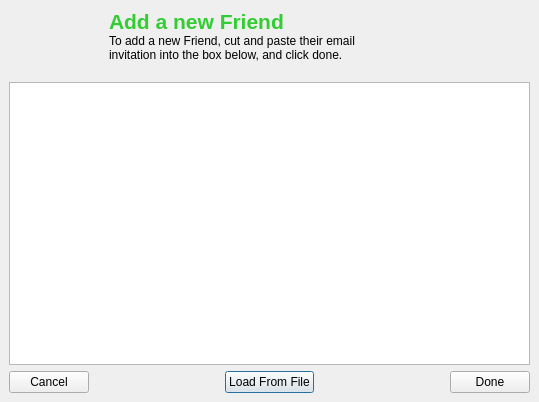
RetroShare/RetroShare, file retroshare-gui/src/gui/connect/AddFriendDialog.ui: the form before one commit.
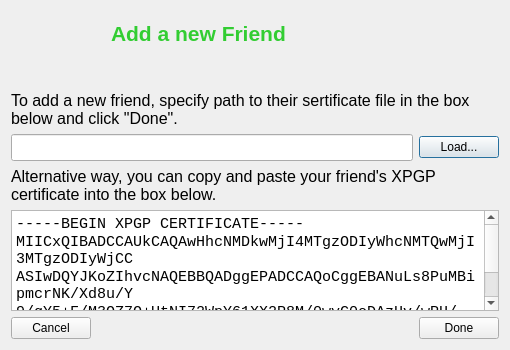
The form after the commit. Icons and pictures are not drawn.

The edit to the form file:
```diff
--- a/retroshare-gui/src/gui/connect/AddFriendDialog.ui
+++ b/retroshare-gui/src/gui/connect/AddFriendDialog.ui
@@ -5,111 +5,28 @@
    <rect>
     <x>0</x>
     <y>0</y>
-    <width>539</width>
-    <height>402</height>
+    <width>510</width>
+    <height>350</height>
    </rect>
   </property>
   <property name="windowTitle" >
    <string>Add a Friend</string>
   </property>
-  <layout class="QGridLayout" >
-   <property name="margin" >
-    <number>9</number>
-   </property>
-   <property name="spacing" >
-    <number>6</number>
-   </property>
-   <item row="1" column="0" colspan="5" >
-    <widget class="QTextEdit" name="emailText" >
-     <property name="font" >
-      <font>
-       <family>Courier New</family>
-       <pointsize>10</pointsize>
-       <kerning>false</kerning>
-      </font>
-     </property>
-     <property name="readOnly" >
-      <bool>false</bool>
-     </property>
-     <property name="html" >
-      <string>&lt;!DOCTYPE HTML PUBLIC "-//W3C//DTD HTML 4.0//EN" "http://www.w3.org/TR/REC-html40/strict.dtd">
-&lt;html>&lt;head>&lt;meta name="qrichtext" content="1" />&lt;style type="text/css">
-p, li { white-space: pre-wrap; }
-&lt;/style>&lt;/head>&lt;body style=" font-family:'Courier New'; font-size:10pt; font-weight:400; font-style:normal;">
-&lt;p style="-qt-paragraph-type:empty; margin-top:0px; margin-bottom:0px; margin-left:0px; margin-right:0px; -qt-block-indent:0; text-indent:0px; font-family:'Sans Serif'; font-size:9pt;">&lt;/p>&lt;/body>&lt;/html></string>
-     </property>
-     <property name="acceptRichText" >
-      <bool>false</bool>
-     </property>
-    </widget>
-   </item>
-   <item row="2" column="2" >
-    <widget class="QPushButton" name="fileButton" >
-     <property name="minimumSize" >
-      <size>
-       <width>77</width>
-       <height>0</height>
-      </size>
-     </property>
-     <property name="text" >
-      <string>Load From File</string>
-     </property>
-    </widget>
-   </item>
-   <item row="2" column="0" >
-    <widget class="QPushButton" name="afcancelButton" >
-     <property name="minimumSize" >
-      <size>
-       <width>77</width>
-       <height>0</height>
-      </size>
-     </property>
-     <property name="text" >
-      <string>Cancel</string>
-     </property>
-    </widget>
-   </item>
-   <item row="2" column="4" >
-    <widget class="QPushButton" name="doneButton" >
-     <property name="minimumSize" >
-      <size>
-       <width>77</width>
-       <height>0</height>
-      </size>
-     </property>
-     <property name="text" >
-      <string>Done</string>
-     </property>
-    </widget>
-   </item>
-   <item row="2" column="1" >
-    <spacer>
-     <property name="orientation" >
-      <enum>Qt::Horizontal</enum>
-     </property>
-     <property name="sizeHint" stdset="0" >
-      <size>
-       <width>40</width>
-       <height>20</height>
-      </size>
-     </property>
-    </spacer>
-   </item>
-   <item row="2" column="3" >
-    <spacer>
-     <property name="orientation" >
-      <enum>Qt::Horizontal</enum>
-     </property>
-     <property name="sizeHint" stdset="0" >
-      <size>
-       <width>40</width>
-       <height>20</height>
-      </size>
-     </property>
-    </spacer>
-   </item>
-   <item row="0" column="0" colspan="5" >
+  <layout class="QVBoxLayout" name="verticalLayout_3" >
+   <item>
     <widget class="QLabel" name="addfriendLabel" >
+     <property name="sizePolicy" >
+      <sizepolicy vsizetype="MinimumExpanding" hsizetype="Preferred" >
+       <horstretch>0</horstretch>
+       <verstretch>0</verstretch>
+      </sizepolicy>
+     </property>
+     <property name="minimumSize" >
+      <size>
+       <width>0</width>
+       <height>74</height>
+      </size>
+     </property>
      <property name="maximumSize" >
       <size>
        <width>16777215</width>
@@ -535,13 +452,13 @@
       <string notr="true" >background-image: url(:/images/addfriendlabel.png)</string>
      </property>
      <property name="text" >
-      <string>&lt;html>&lt;head>&lt;meta name="qrichtext" content="1" />&lt;style type="text/css">
+      <string>&lt;!DOCTYPE HTML PUBLIC "-//W3C//DTD HTML 4.0//EN" "http://www.w3.org/TR/REC-html40/strict.dtd">
+&lt;html>&lt;head>&lt;meta name="qrichtext" content="1" />&lt;style type="text/css">
 p, li { white-space: pre-wrap; }
-&lt;/style>&lt;/head>&lt;body style=" font-family:'Sans Serif'; font-size:9pt; font-weight:400; font-style:normal;">
-&lt;p style=" margin-top:0px; margin-bottom:0px; margin-left:0px; margin-right:0px; -qt-block-indent:0; text-indent:0px;">&lt;span style=" font-size:16pt; font-weight:600; color:#32cd32;">Add a new Friend&lt;/span>&lt;/p>
-&lt;p style=" margin-top:0px; margin-bottom:0px; margin-left:0px; margin-right:0px; -qt-block-indent:0; text-indent:0px;">To add a new Friend, cut and paste their email &lt;/p>
-&lt;p style=" margin-top:0px; margin-bottom:0px; margin-left:0px; margin-right:0px; -qt-block-indent:0; text-indent:0px;">invitation into the box below, and click done.&lt;/p>
-&lt;p style=" margin-top:0px; margin-bottom:0px; margin-left:0px; margin-right:0px; -qt-block-indent:0; text-indent:0px;">      &lt;/p>&lt;/body>&lt;/html></string>
+&lt;/style>&lt;/head>&lt;body style=" font-family:'Sans Serif'; font-size:10pt; font-weight:400; font-style:normal;">
+&lt;p style=" margin-top:0px; margin-bottom:0px; margin-left:0px; margin-right:0px; -qt-block-indent:0; text-indent:0px; font-size:9pt;">&lt;span style=" font-size:16pt; font-weight:600; color:#32cd32;">Add a new Friend&lt;/span>    &lt;/p>
+&lt;p style=" margin-top:0px; margin-bottom:0px; margin-left:0px; margin-right:0px; -qt-block-indent:0; text-indent:0px; font-size:9pt;"> &lt;/p>
+&lt;p style=" margin-top:0px; margin-bottom:0px; margin-left:0px; margin-right:0px; -qt-block-indent:0; text-indent:0px; font-size:9pt;"> &lt;/p>&lt;/body>&lt;/html></string>
      </property>
      <property name="alignment" >
       <set>Qt::AlignLeading|Qt::AlignLeft|Qt::AlignVCenter</set>
@@ -551,6 +468,137 @@
      </property>
     </widget>
    </item>
+   <item>
+    <layout class="QVBoxLayout" name="verticalLayout_2" >
+     <item>
+      <widget class="QLabel" name="fileSelectLabel" >
+       <property name="text" >
+        <string>&lt;!DOCTYPE HTML PUBLIC "-//W3C//DTD HTML 4.0//EN" "http://www.w3.org/TR/REC-html40/strict.dtd">
+&lt;html>&lt;head>&lt;meta name="qrichtext" content="1" />&lt;style type="text/css">
+p, li { white-space: pre-wrap; }
+&lt;/style>&lt;/head>&lt;body style=" font-family:'Sans Serif'; font-size:10pt; font-weight:400; font-style:normal;">
+&lt;p style=" margin-top:0px; margin-bottom:0px; margin-left:0px; margin-right:0px; -qt-block-indent:0; text-indent:0px;">&lt;span style=" font-size:12pt;">To add a new friend, specify path to their sertificate file in the box below and click "Done".&lt;/span>&lt;/p>&lt;/body>&lt;/html></string>
+       </property>
+       <property name="wordWrap" >
+        <bool>true</bool>
+       </property>
+      </widget>
+     </item>
+     <item>
+      <layout class="QHBoxLayout" name="horizontalLayout" >
+       <item>
+        <widget class="QLineEdit" name="fileSelectEdit" >
+         <property name="font" >
+          <font>
+           <pointsize>12</pointsize>
+          </font>
+         </property>
+        </widget>
+       </item>
+       <item>
+        <widget class="QPushButton" name="fileButton" >
+         <property name="minimumSize" >
+          <size>
+           <width>77</width>
+           <height>0</height>
+          </size>
+         </property>
+         <property name="text" >
+          <string>Load...</string>
+         </property>
+        </widget>
+       </item>
+      </layout>
+     </item>
+    </layout>
+   </item>
+   <item>
+    <layout class="QVBoxLayout" name="verticalLayout" >
+     <item>
+      <widget class="QLabel" name="emailLabel" >
+       <property name="text" >
+        <string>&lt;!DOCTYPE HTML PUBLIC "-//W3C//DTD HTML 4.0//EN" "http://www.w3.org/TR/REC-html40/strict.dtd">
+&lt;html>&lt;head>&lt;meta name="qrichtext" content="1" />&lt;style type="text/css">
+p, li { white-space: pre-wrap; }
+&lt;/style>&lt;/head>&lt;body style=" font-family:'Sans Serif'; font-size:10pt; font-weight:400; font-style:normal;">
+&lt;p style=" margin-top:0px; margin-bottom:0px; margin-left:0px; margin-right:0px; -qt-block-indent:0; text-indent:0px;">&lt;span style=" font-size:12pt;">Alternative way, you can copy &lt;/span>&lt;span style=" font-size:12pt;">and paste your friend's XPGP certificate into the box below. &lt;/span>&lt;/p>&lt;/body>&lt;/html></string>
+       </property>
+       <property name="wordWrap" >
+        <bool>true</bool>
+       </property>
+      </widget>
+     </item>
+     <item>
+      <widget class="QTextEdit" name="emailText" >
+       <property name="font" >
+        <font>
+         <family>Liberation Mono</family>
+        </font>
+       </property>
+       <property name="readOnly" >
+        <bool>false</bool>
+       </property>
+       <property name="html" >
+        <string>&lt;!DOCTYPE HTML PUBLIC "-//W3C//DTD HTML 4.0//EN" "http://www.w3.org/TR/REC-html40/strict.dtd">
+&lt;html>&lt;head>&lt;meta name="qrichtext" content="1" />&lt;style type="text/css">
+p, li { white-space: pre-wrap; }
+&lt;/style>&lt;/head>&lt;body style=" font-family:'Liberation Mono'; font-size:10pt; font-weight:400; font-style:normal;">
+&lt;p style=" margin-top:0px; margin-bottom:0px; margin-left:0px; margin-right:0px; -qt-block-indent:0; text-indent:0px; font-family:'Courier New';">&lt;span style=" font-family:'Sans Serif'; font-size:11pt;">-----BEGIN XPGP CERTIFICATE-----&lt;/span>&lt;/p>
+&lt;p style=" margin-top:0px; margin-bottom:0px; margin-left:0px; margin-right:0px; -qt-block-indent:0; text-indent:0px; font-family:'Sans Serif'; font-size:11pt;">MIICxQIBADCCAUkCAQAwHhcNMDkwMjI4MTgzODIyWhcNMTQwMjI3MTgzODIyWjCC&lt;/p>
+&lt;p style=" margin-top:0px; margin-bottom:0px; margin-left:0px; margin-right:0px; -qt-block-indent:0; text-indent:0px; font-family:'Sans Serif'; font-size:11pt;">ASIwDQYJKoZIhvcNAQEBBQADggEPADCCAQoCggEBANuLs8PuMBipmcrNK/Xd8u/Y&lt;/p>
+&lt;p style=" margin-top:0px; margin-bottom:0px; margin-left:0px; margin-right:0px; -qt-block-indent:0; text-indent:0px; font-family:'Sans Serif'; font-size:11pt;">9/gY5+F/M3OZ7O+UtNI72WpY61XX2P8M/0wyC0oDAzHv/wPH/lXphysBsF13ItC4&lt;/p>
+&lt;p style="-qt-paragraph-type:empty; margin-top:0px; margin-bottom:0px; margin-left:0px; margin-right:0px; -qt-block-indent:0; text-indent:0px; font-family:'Sans Serif'; font-size:11pt;">&lt;/p>&lt;/body>&lt;/html></string>
+       </property>
+       <property name="acceptRichText" >
+        <bool>false</bool>
+       </property>
+      </widget>
+     </item>
+    </layout>
+   </item>
+   <item>
+    <layout class="QHBoxLayout" name="horizontalLayout_2" >
+     <item>
+      <widget class="QPushButton" name="afcancelButton" >
+       <property name="minimumSize" >
+        <size>
+         <width>77</width>
+         <height>0</height>
+        </size>
+       </property>
+       <property name="text" >
+        <string>Cancel</string>
+       </property>
+      </widget>
+     </item>
+     <item>
+      <spacer>
+       <property name="orientation" >
+        <enum>Qt::Horizontal</enum>
+       </property>
+       <property name="sizeHint" stdset="0" >
+        <size>
+         <width>40</width>
+         <height>20</height>
+        </size>
+       </property>
+      </spacer>
+     </item>
+     <item>
+      <widget class="QPushButton" name="doneButton" >
+       <property name="minimumSize" >
+        <size>
+         <width>77</width>
+         <height>0</height>
+        </size>
+       </property>
+       <property name="text" >
+        <string>Done</string>
+       </property>
+      </widget>
+     </item>
+    </layout>
+   </item>
   </layout>
  </widget>
  <tabstops>
```
Left out of the diff: 1 changed line with no effect on the pictures.
